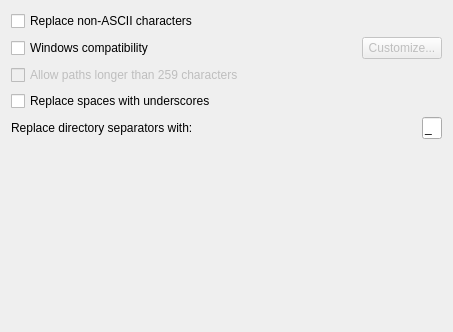
Old version of the form ui/options_renaming_compat.ui in the repository metabrainz/picard.
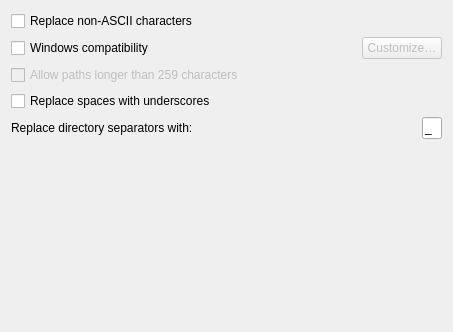
New version of the form.

Diff of the .ui file:
```diff
--- a/ui/options_renaming_compat.ui
+++ b/ui/options_renaming_compat.ui
@@ -48,7 +48,7 @@
         <bool>false</bool>
        </property>
        <property name="text">
-        <string>Customize...</string>
+        <string>Customize…</string>
        </property>
       </widget>
      </item>
```
